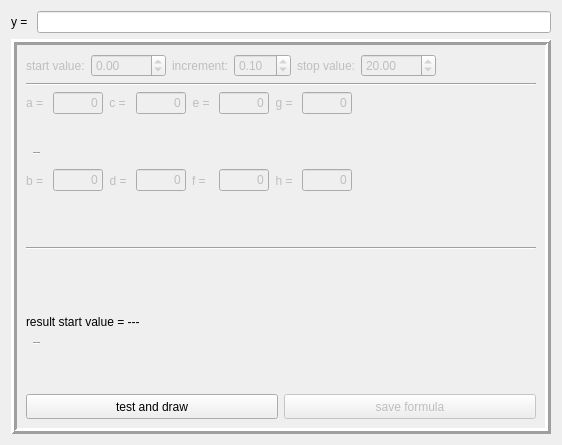
First picture: the form in examples/matchingPursuit/formulaeditor.ui, repository mne-tools/mne-cpp, before the edit.
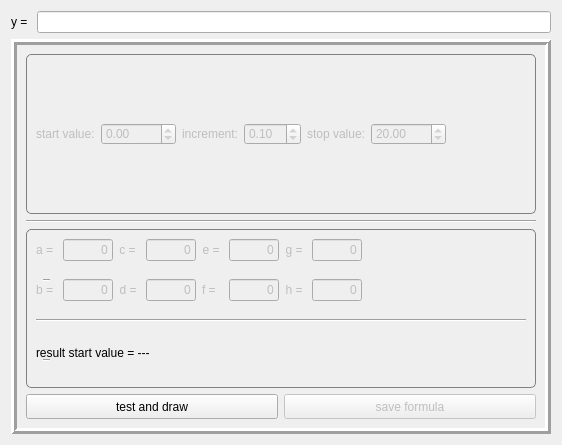
Second picture: the form after the edit. Icons and pictures are not drawn.

```diff
--- a/examples/matchingPursuit/formulaeditor.ui
+++ b/examples/matchingPursuit/formulaeditor.ui
@@ -29,7 +29,7 @@
    <iconset resource="Ressourcen.qrc">
     <normaloff>:/images/icons/ruler.png</normaloff>:/images/icons/ruler.png</iconset>
   </property>
-  <layout class="QVBoxLayout" name="verticalLayout" stretch="0,1">
+  <layout class="QVBoxLayout" name="verticalLayout" stretch="0,0">
    <item>
     <layout class="QHBoxLayout" name="horizontalLayout">
      <item>
@@ -78,6 +78,24 @@
      </property>
      <layout class="QVBoxLayout" name="verticalLayout_2" stretch="0,0,0,1,0">
       <item>
+       <widget class="QGroupBox" name="gb_values">
+        <property name="styleSheet">
+         <string notr="true">    QGroupBox  {
+        background-color: qlineargradient(x1: 0, y1: 0, x2: 0, y2: 1,
+                                          stop: 0 #E0E0E0, stop: 1 #FFFFFF);
+        border: 1px solid gray;
+        border-radius: 5px;
+        margin-top: 3ex; /* leave space at the top for the title */
+    }
+     
+    QGroupBox::title  {
+        subcontrol-origin: margin;
+		left: 12px;
+        subcontrol-position: top left; /* position at the top center */
+        padding: 1px;       
+    }
+</string>
+        </property>
        <layout class="QHBoxLayout" name="horizontalLayout_3">
         <item>
          <widget class="QLabel" name="lb_StartValue">
@@ -186,6 +204,7 @@
          </spacer>
         </item>
        </layout>
+       </widget>
       </item>
       <item>
        <widget class="Line" name="line_4">
@@ -195,6 +214,24 @@
        </widget>
       </item>
       <item>
+       <widget class="QGroupBox" name="gb_params">
+        <property name="styleSheet">
+         <string notr="true">    QGroupBox  {
+        background-color: qlineargradient(x1: 0, y1: 0, x2: 0, y2: 1,
+                                          stop: 0 #E0E0E0, stop: 1 #FFFFFF);
+        border: 1px solid gray;
+        border-radius: 5px;
+        margin-top: 3ex; /* leave space at the top for the title */
+    }
+     
+    QGroupBox::title  {
+        subcontrol-origin: margin;
+		left: 12px;
+        subcontrol-position: top left; /* position at the top center */
+        padding: 1px;       
+    }
+</string>
+        </property>
        <layout class="QGridLayout" name="gridLayout">
         <item row="2" column="7" rowspan="12">
          <widget class="QLineEdit" name="tb_F">
@@ -650,6 +687,7 @@
          </widget>
         </item>
        </layout>
+       </widget>
       </item>
       <item>
        <layout class="QVBoxLayout" name="l_PaintAtom"/>
```
Lines whose indentation alone changed are shown as unchanged.
